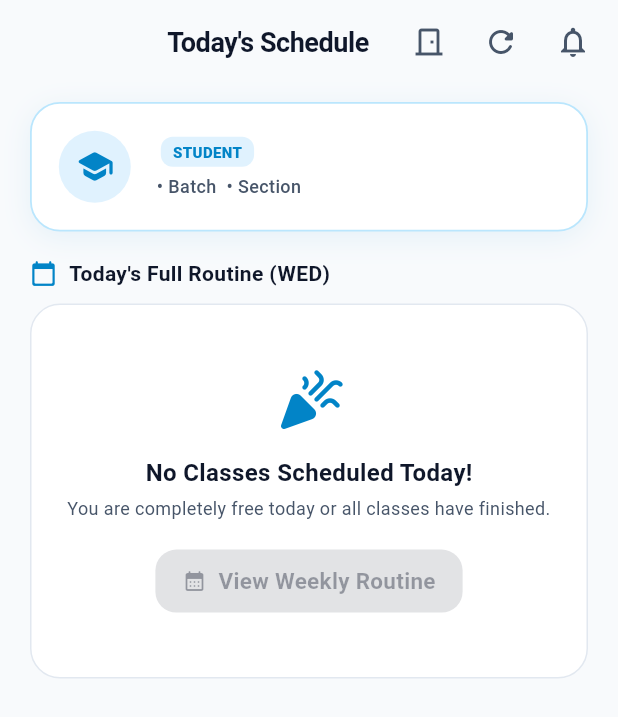
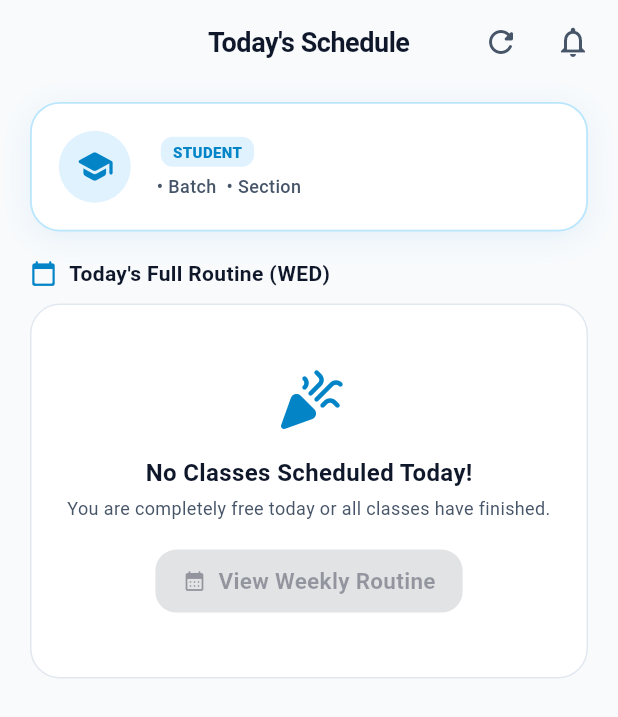
Before and after one commit to TanvirLogic/UniRoom-2.0, a Flutter app: the TodayScheduleScreen screen opened directly, on a phone screen of 412 x 824 dp. Shown: the top 717 px of the screen. Run offline on Flutter 3.47's test engine with Material 3 defaults, Android fonts, the phone set to English and light mode, and no system bars; our stand-ins replace firebase_core, firebase_messaging, shared_preferences; accounts and stored records are empty; network calls fail.

Commit message:
refactor(today): remove room icon from top action bar

```diff
--- a/mobile/lib/screens/today_schedule_screen.dart
+++ b/mobile/lib/screens/today_schedule_screen.dart
@@ -6,7 +6,6 @@ import '../providers/auth_provider.dart';
 import '../providers/schedule_provider.dart';
 import '../providers/notification_provider.dart';
 import '../services/schedule_service.dart';
-import 'free_rooms_screen.dart';
 import 'notifications_screen.dart';
 
 class TodayScheduleScreen extends StatefulWidget {
@@ -52,16 +51,6 @@ class _TodayScheduleScreenState extends State<TodayScheduleScreen> {
       appBar: AppBar(
         title: const Text('Today\'s Schedule'),
         actions: [
-          IconButton(
-            tooltip: 'Free Rooms',
-            icon: const Icon(Icons.door_front_door_outlined, color: AppColors.textSecondary),
-            onPressed: () {
-              Navigator.push(
-                context,
-                MaterialPageRoute(builder: (_) => const FreeRoomsScreen()),
-              );
-            },
-          ),
           IconButton(
             tooltip: 'Refresh',
             icon: Icon(
```
